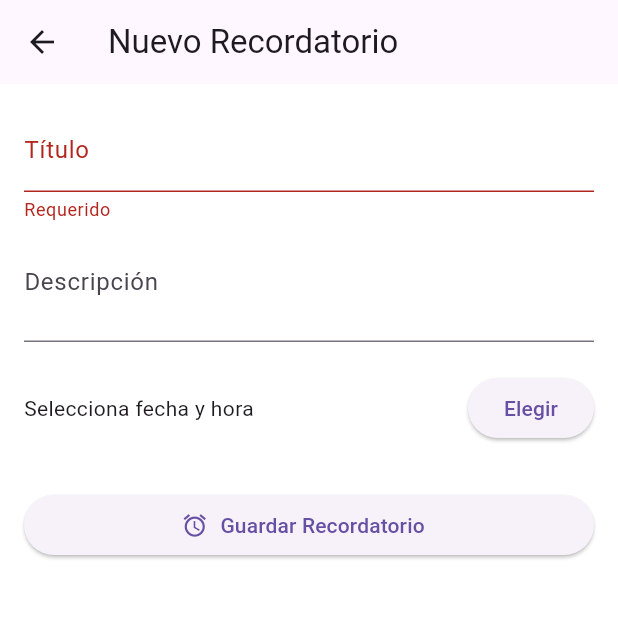
After one commit to DouzZ4/moviles-2, a Flutter app: the RecordatorioFormView screen opened directly, after a tap on "Guardar Recordatorio", on a phone screen of 412 x 824 dp, the top half of it. The commit adds this screen. Run offline on Flutter 3.47's test engine with Material 3 defaults, Android fonts, the phone set to English and light mode, and no system bars; our stand-ins replace cloud_firestore, firebase_core, flutter_local_notifications, sqflite, sqflite_common_ffi, timezone; accounts and stored records are empty.

Commit message:
modulo de recordatorios

```diff
--- a/lib/models/glucosa_model.dart
+++ b/lib/models/glucosa_model.dart
@@ -1,7 +1,3 @@
-// glucosa_model.dart
-// Modelo de datos para los registros de glucosa en la app CheckINC.
-// Permite serialización y deserialización para Firestore y SQLite.
-
 import 'package:cloud_firestore/cloud_firestore.dart';
 
 class GlucosaModel {
--- /dev/null
+++ b/lib/views/recordatorio/recordatorio_form_view.dart
@@ -0,0 +1,120 @@
+import 'package:checkinc/services/notification_service.dart';
+import 'package:flutter/material.dart';
+import 'package:intl/intl.dart';
+
+class RecordatorioFormView extends StatefulWidget {
+  const RecordatorioFormView({super.key});
+
+  @override
+  State<RecordatorioFormView> createState() => _RecordatorioFormViewState();
+}
+
+class _RecordatorioFormViewState extends State<RecordatorioFormView> {
+  final _formKey = GlobalKey<FormState>();
+
+  String _titulo = '';
+  String _descripcion = '';
+  DateTime? _fechaHora;
+
+  final DateFormat _dateFormat = DateFormat('yyyy-MM-dd HH:mm');
+
+  Future<void> _pickDateTime() async {
+    final DateTime? date = await showDatePicker(
+      context: context,
+      initialDate: DateTime.now().add(const Duration(minutes: 1)),
+      firstDate: DateTime.now(),
+      lastDate: DateTime(2100),
+    );
+
+    if (date != null) {
+      final TimeOfDay? time = await showTimePicker(
+        context: context,
+        initialTime: const TimeOfDay(hour: 8, minute: 0),
+      );
+
+      if (time != null) {
+        setState(() {
+          _fechaHora = DateTime(
+            date.year,
+            date.month,
+            date.day,
+            time.hour,
+            time.minute,
+          );
+        });
+      }
+    }
+  }
+
+  Future<void> _guardarRecordatorio() async {
+    if (_formKey.currentState!.validate() && _fechaHora != null) {
+      _formKey.currentState!.save();
+
+      final int id = DateTime.now().millisecondsSinceEpoch ~/ 1000;
+
+      await NotificationService.scheduleNotification(
+        id: id,
+        title: _titulo,
+        body: _descripcion,
+        dateTime: _fechaHora!,
+      );
+
+      ScaffoldMessenger.of(context).showSnackBar(
+        const SnackBar(content: Text('Recordatorio creado con éxito')),
+      );
+
+      Navigator.pop(context);
+    }
+  }
+
+  @override
+  Widget build(BuildContext context) {
+    return Scaffold(
+      appBar: AppBar(title: const Text('Nuevo Recordatorio')),
+      body: Padding(
+        padding: const EdgeInsets.all(16.0),
+        child: Form(
+          key: _formKey,
+          child: ListView(
+            children: [
+              TextFormField(
+                decoration: const InputDecoration(labelText: 'Título'),
+                validator:
+                    (value) =>
+                        value == null || value.isEmpty ? 'Requerido' : null,
+                onSaved: (value) => _titulo = value!,
+              ),
+              TextFormField(
+                decoration: const InputDecoration(labelText: 'Descripción'),
+                maxLines: 2,
+                onSaved: (value) => _descripcion = value ?? '',
+              ),
+              const SizedBox(height: 20),
+              Row(
+                children: [
+                  Expanded(
+                    child: Text(
+                      _fechaHora == null
+                          ? 'Selecciona fecha y hora'
+                          : _dateFormat.format(_fechaHora!),
+                    ),
+                  ),
+                  ElevatedButton(
+                    onPressed: _pickDateTime,
+                    child: const Text('Elegir'),
+                  ),
+                ],
+              ),
+              const SizedBox(height: 30),
+              ElevatedButton.icon(
+                onPressed: _guardarRecordatorio,
+                icon: const Icon(Icons.alarm),
+                label: const Text('Guardar Recordatorio'),
+              ),
+            ],
+          ),
+        ),
+      ),
+    );
+  }
+}
--- a/pubspec.yaml
+++ b/pubspec.yaml
@@ -44,6 +44,8 @@ dependencies:
   sqflite_common_ffi: ^2.3.0
   flutter_localizations:
     sdk: flutter
+  timezone: ^0.10.1
+  flutter_local_notifications: ^19.3.0
 
 dev_dependencies:
   flutter_test:
```
Also changed, not shown: lib/main.dart (+4 -7 lines), lib/models/recordatorio_model.dart (added, +41 -0 lines), lib/services/notification_service.dart (added, +59 -0 lines), lib/views/dashboard_view.dart (+20 -3 lines), lib/views/glucosa/glucosa_list_view.dart (+47 -0 lines), lib/models/recordatorio.dart (deleted), pubspec.lock, 237 other files.
